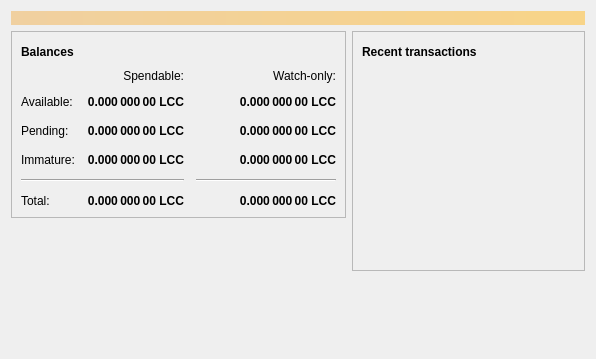
Old version of the form src/qt/forms/overviewpage.ui in the repository litecoincash-project/litecoincash.
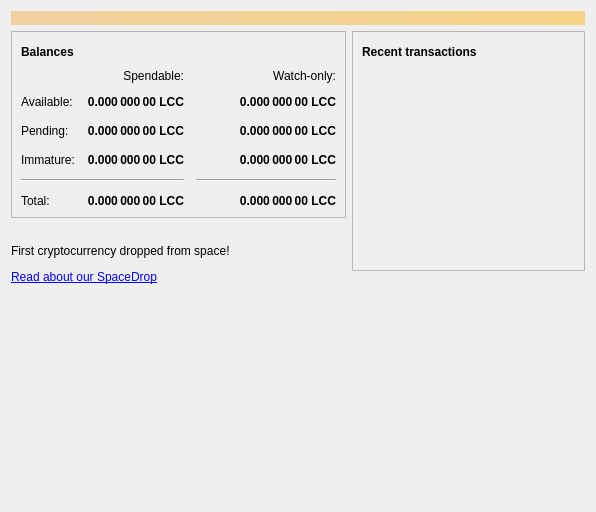
New version of the form. Icons and pictures are not drawn.

```diff
--- a/src/qt/forms/overviewpage.ui
+++ b/src/qt/forms/overviewpage.ui
@@ -7,7 +7,7 @@
     <x>0</x>
     <y>0</y>
     <width>596</width>
-    <height>359</height>
+    <height>512</height>
    </rect>
   </property>
   <property name="windowTitle">
@@ -413,7 +413,14 @@
          </property>
          <property name="pixmap">
           <pixmap resource="../bitcoin.qrc">:/icons/spacedrop</pixmap>
-         </property>         
+         </property>
+        </widget>
+       </item>
+       <item>
+        <widget class="QLabel" name="label">
+         <property name="text">
+          <string>&lt;html&gt;&lt;head/&gt;&lt;body&gt;&lt;p&gt;First cryptocurrency dropped from space! &lt;/p&gt;&lt;p&gt;&lt;a href=&quot;https://space.litecoinca.sh/&quot;&gt;&lt;span style=&quot; text-decoration: underline; color:#0000ff;&quot;&gt;Read about our SpaceDrop&lt;/span&gt;&lt;/a&gt;&lt;/p&gt;&lt;/body&gt;&lt;/html&gt;</string>
+         </property>
         </widget>
        </item>
        <item>
```
Left out of the diff: 8 changed lines with no effect on the pictures.
